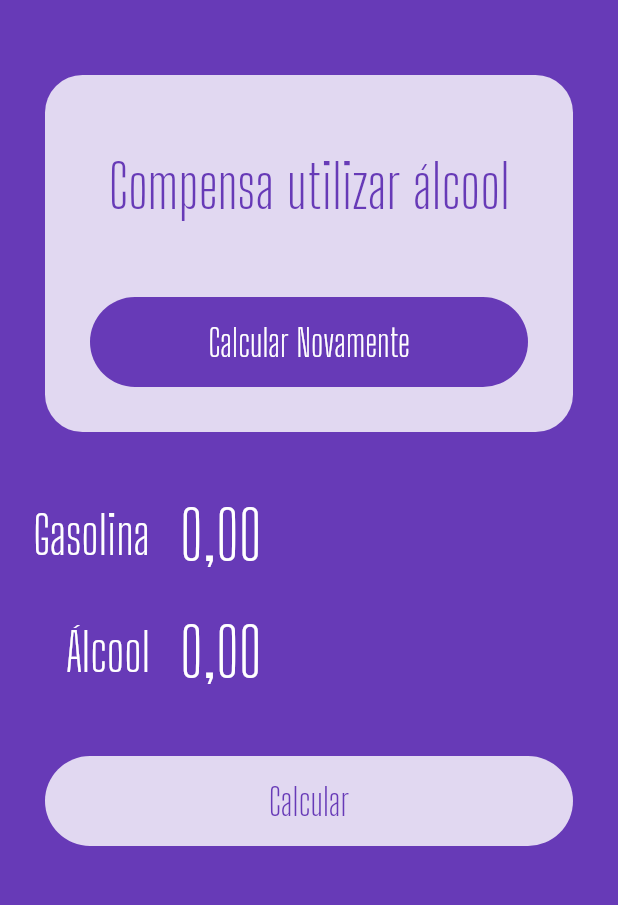
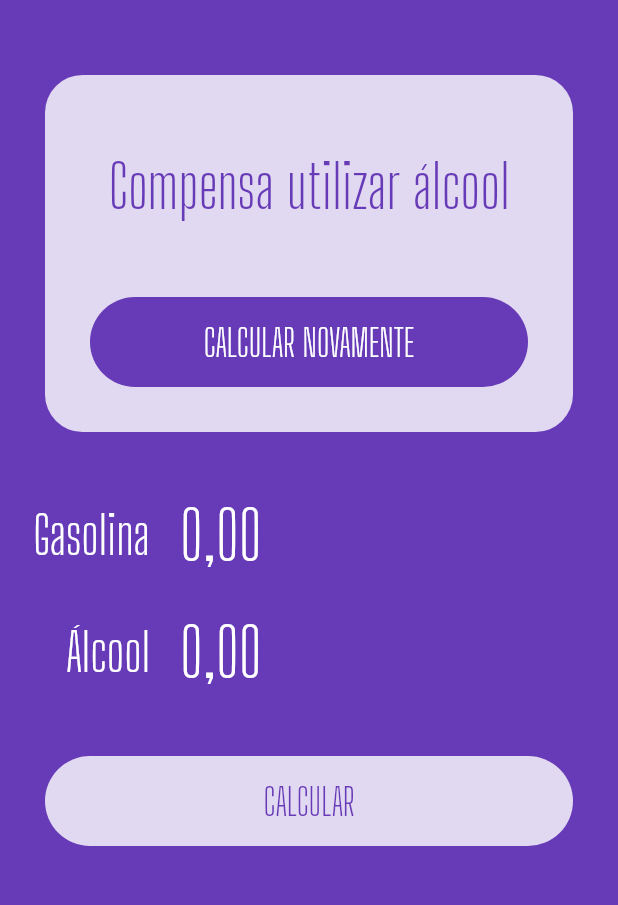
Before and after one commit to tonkunz/alcool-ou-gasolina, a Flutter app: the screen it shows after launch, on a phone screen of 412 x 824 dp, the part 255-1160 px from its top. Run offline on Flutter 3.47's test engine with Material 2 defaults, Android fonts, the phone set to English and light mode, and no system bars; our stand-ins replace flutter_masked_text.

Commit message:
Refactor the button component

```diff
--- a/lib/main.dart
+++ b/lib/main.dart
@@ -1,4 +1,5 @@
 import 'package:alcoolougasolina/widgets/input.widget.dart';
+import 'package:alcoolougasolina/widgets/loading-button.widget.dart';
 import 'package:alcoolougasolina/widgets/logo.widget.dart';
 import 'package:flutter/material.dart';
 import 'package:flutter_masked_text/flutter_masked_text.dart';
@@ -54,25 +55,11 @@ class HomePage extends StatelessWidget {
                 SizedBox(
                   height: 20,
                 ),
-                Container(
-                  height: 60,
-                  width: double.infinity,
-                  margin: EdgeInsets.all(30),
-                  decoration: BoxDecoration(
-                    color: Theme.of(context).primaryColor,
-                    borderRadius: BorderRadius.circular(60),
-                  ),
-                  child: FlatButton(
-                    child: Text(
-                      "Calcular Novamente",
-                      style: TextStyle(
-                        color: Colors.white,
-                        fontSize: 25,
-                        fontFamily: "Big Shoulders Display"
-                      ),
-                    ),
-                    onPressed: () {} ,
-                  )
+                LoadingButton(
+                  busy: false,
+                  invert: true,
+                  func: () {},
+                  text: 'CALCULAR NOVAMENTE'
                 ),
               ],
             ),
@@ -85,27 +72,12 @@ class HomePage extends StatelessWidget {
             controller: _alcoolCtrl,
             label: "Álcool",
           ),
-          Container(
-            height: 60,
-            margin: EdgeInsets.all(30),
-            decoration: BoxDecoration(
-              color: Colors.white.withOpacity(0.8),
-              borderRadius: BorderRadius.circular(
-                60,
-              )
-            ),
-            child: FlatButton(
-              child: Text(
-                "Calcular",
-                style: TextStyle(
-                  color: Theme.of(context).primaryColor,
-                  fontSize: 25,
-                  fontFamily: "Big Shoulders Display"
-                ),
-              ),
-              onPressed: () {},
-            ),
-          )
+          LoadingButton(
+            busy: false,
+            invert: false,
+            func: () {},
+            text: 'CALCULAR'
+          ),
         ],
       ),
     );
--- /dev/null
+++ b/lib/widgets/loading-button.widget.dart
@@ -0,0 +1,51 @@
+import 'package:flutter/material.dart';
+
+class LoadingButton extends StatelessWidget {
+  var busy = false;
+  var invert = false;
+  Function func;
+  var text = '';
+
+  LoadingButton({
+    @required this.busy,
+    @required this.invert,
+    @required this.func,
+    @required this.text
+  });
+
+  @override
+  Widget build(BuildContext context) {
+    return busy
+        ? Container(
+            alignment: Alignment.center,
+            height: 50,
+            child: CircularProgressIndicator(
+              backgroundColor: Colors.white,
+            )
+          )
+        : Container(
+            height: 60,
+            width: double.infinity,
+            margin: EdgeInsets.all(30),
+            decoration: BoxDecoration(
+              color: invert
+                ? Theme.of(context).primaryColor
+                : Colors.white.withOpacity(0.8),
+              borderRadius: BorderRadius.circular(60)
+            ),
+            child: FlatButton(
+              child: Text(
+                text,
+                style: TextStyle(
+                  color: invert
+                    ? Colors.white
+                    : Theme.of(context).primaryColor,
+                  fontSize: 25,
+                  fontFamily: "Big Shoulders Display"
+                ),
+              ),
+              onPressed: func,
+            ),
+          );
+  }
+}
```
